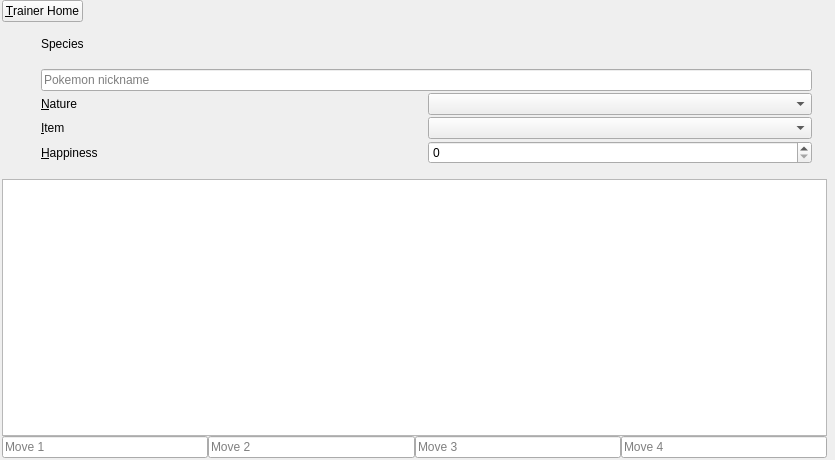
First picture: the form in src/Teambuilder/Teambuilder/pokeedit.ui, repository po-devs/pokemon-online, before the edit.
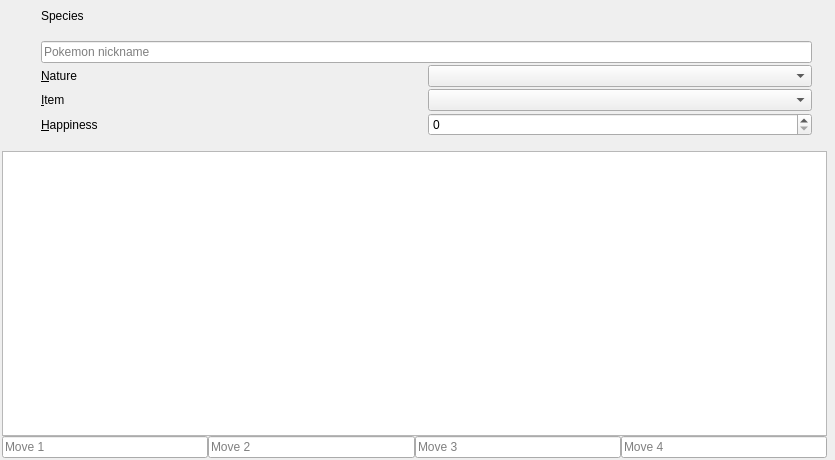
Second picture: the form after the edit. Custom widgets are drawn as their Qt base class.

```diff
--- a/src/Teambuilder/Teambuilder/pokeedit.ui
+++ b/src/Teambuilder/Teambuilder/pokeedit.ui
@@ -13,7 +13,7 @@
   <property name="windowTitle">
    <string>Form</string>
   </property>
-  <layout class="QVBoxLayout" name="vertical" stretch="0,0,0">
+  <layout class="QVBoxLayout" name="vertical" stretch="0,0">
    <property name="leftMargin">
     <number>2</number>
    </property>
@@ -26,19 +26,6 @@
    <property name="bottomMargin">
     <number>2</number>
    </property>
-   <item>
-    <widget class="QPushButton" name="done">
-     <property name="sizePolicy">
-      <sizepolicy hsizetype="Fixed" vsizetype="Fixed">
-       <horstretch>0</horstretch>
-       <verstretch>0</verstretch>
-      </sizepolicy>
-     </property>
-     <property name="text">
-      <string>&amp;Trainer Home</string>
-     </property>
-    </widget>
-   </item>
    <item>
     <layout class="QHBoxLayout" name="horizontalPoke">
      <item>
@@ -304,6 +291,11 @@
   </layout>
  </widget>
  <customwidgets>
+  <customwidget>
+   <class>QClickLabel</class>
+   <extends>QLabel</extends>
+   <header>../Utilities/qclicklabel.h</header>
+  </customwidget>
   <customwidget>
    <class>EvBox</class>
    <extends>QWidget</extends>
@@ -322,11 +314,6 @@
    <header>Teambuilder/ivbox.h</header>
    <container>1</container>
   </customwidget>
-  <customwidget>
-   <class>QClickLabel</class>
-   <extends>QLabel</extends>
-   <header>../Utilities/qclicklabel.h</header>
-  </customwidget>
  </customwidgets>
  <tabstops>
   <tabstop>done</tabstop>
```
Left out of the diff: 1 changed line with no effect on the pictures.
